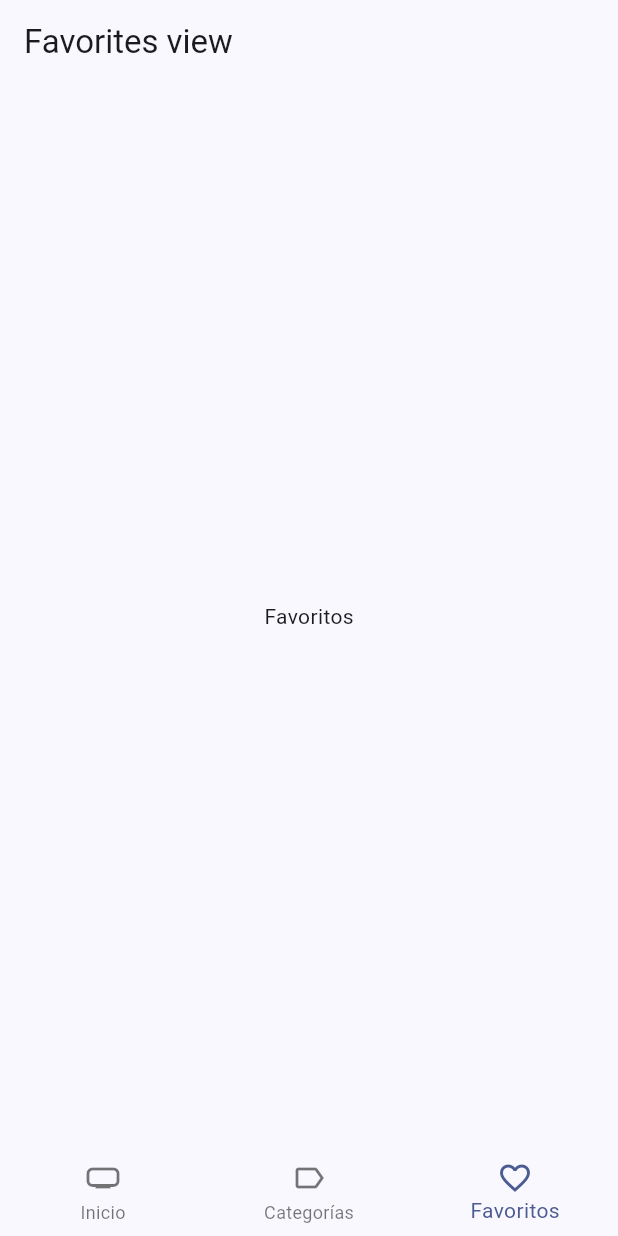
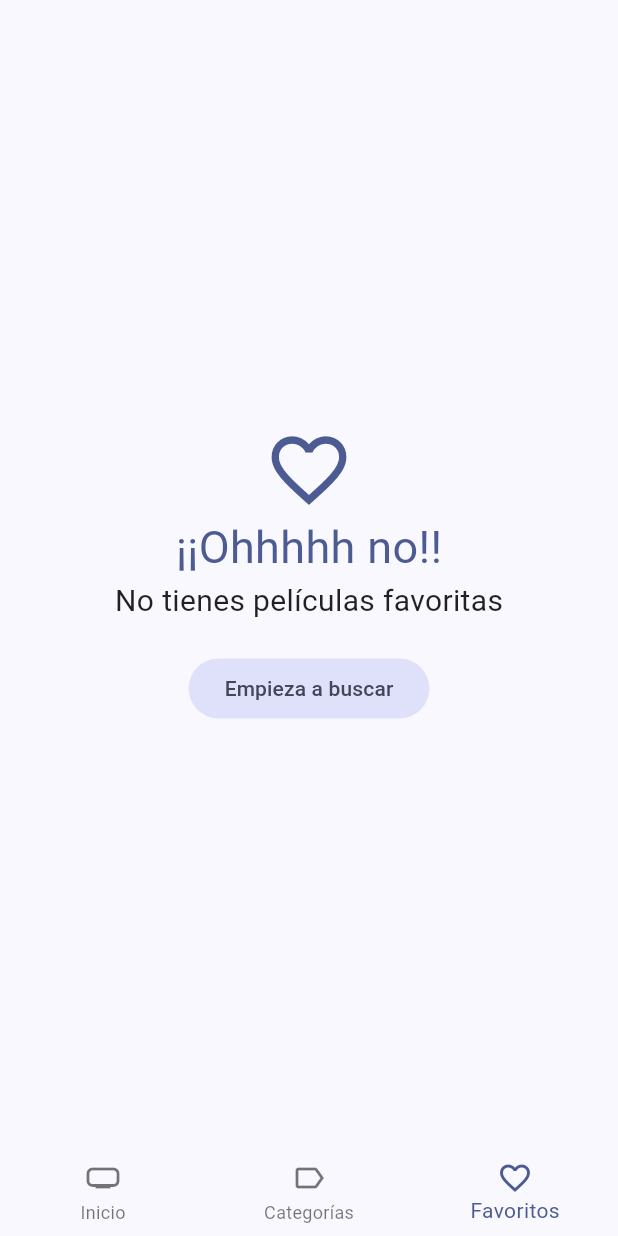
Before and after one commit to elcama86/cinemapedia, a Flutter app: the screen it shows after launch, item 3 of the bottom bar chosen, on a phone screen of 412 x 824 dp. Run offline on Flutter 3.47's test engine with Material 2 defaults, Android fonts, the phone set to English and light mode, and no system bars; our stand-ins replace animate_do, card_swiper, dio, flutter_dotenv, flutter_riverpod, go_router and 1 more; accounts and stored records are empty; generated files the repository leaves out were written again; network calls fail.

Commit message:
favorites movies view finished

```diff
--- a/lib/presentation/views/home_views/favorites_view.dart
+++ b/lib/presentation/views/home_views/favorites_view.dart
@@ -1,16 +1,90 @@
 import 'package:flutter/material.dart';
+import 'package:go_router/go_router.dart';
+import 'package:flutter_riverpod/flutter_riverpod.dart';
+import 'package:cinemapedia/presentation/providers/providers.dart';
+import 'package:cinemapedia/domain/entities/movie.dart';
+import 'package:cinemapedia/presentation/widgets/widgets.dart';
 
-class FavoritesView extends StatelessWidget {
+class FavoritesView extends ConsumerStatefulWidget {
   const FavoritesView({super.key});
 
   @override
+  FavoritesViewState createState() => FavoritesViewState();
+}
+
+class FavoritesViewState extends ConsumerState<FavoritesView> {
+  bool isLoading = false;
+  bool isLastPage = false;
+
+  @override
+  void initState() {
+    super.initState();
+    loadNextPage();
+  }
+
+  void loadNextPage() async {
+    if (isLoading || isLastPage) return;
+
+    isLoading = true;
+    final movies =
+        await ref.read(favoritesMoviesProvider.notifier).loadNextPage();
+
+    isLoading = false;
+
+    if (movies.isEmpty) {
+      isLastPage = true;
+    }
+  }
+
+  @override
   Widget build(BuildContext context) {
+    final List<Movie> favoritesMovies =
+        ref.watch(favoritesMoviesProvider).values.toList();
+
+    if (favoritesMovies.isEmpty) {
+      final colors = Theme.of(context).colorScheme;
+
+      return Center(
+        child: Column(
+          mainAxisAlignment: MainAxisAlignment.center,
+          children: [
+            Icon(
+              Icons.favorite_outline_sharp,
+              size: 60.0,
+              color: colors.primary,
+            ),
+            Text(
+              "¡¡Ohhhhh no!!",
+              style: TextStyle(
+                fontSize: 30.0,
+                color: colors.primary,
+              ),
+            ),
+            const Text(
+              "No tienes películas favoritas",
+              style: TextStyle(
+                fontSize: 20.0,
+                color: Colors.black87,
+              ),
+            ),
+            const SizedBox(
+              height: 20.0,
+            ),
+            FilledButton.tonal(
+              onPressed: () => context.go('/'),
+              child: const Text(
+                "Empieza a buscar",
+              ),
+            ),
+          ],
+        ),
+      );
+    }
+
     return Scaffold(
-      appBar: AppBar(
-        title: const Text("Favorites view"),
-      ),
-      body: const Center(
-        child: Text("Favoritos"),
+      body: MovieMasonry(
+        movies: favoritesMovies,
+        loadNextPage: loadNextPage,
       ),
     );
   }
--- a/lib/presentation/widgets/widgets.dart
+++ b/lib/presentation/widgets/widgets.dart
@@ -1,5 +1,8 @@
 export 'movies/movie_horizontal_listview.dart';
+export 'movies/movie_masonry.dart';
+export 'movies/movie_poster_link.dart';
 export 'movies/movies_slideshow.dart';
+
 export 'shared/custom_appbar.dart';
 export 'shared/custom_bottom_navigation.dart';
 export 'shared/full_screen_loader.dart';
```
Also changed, not shown: lib/presentation/widgets/movies/movie_masonry.dart (added, +72 -0 lines), lib/presentation/widgets/movies/movie_poster_link.dart (added, +28 -0 lines).
